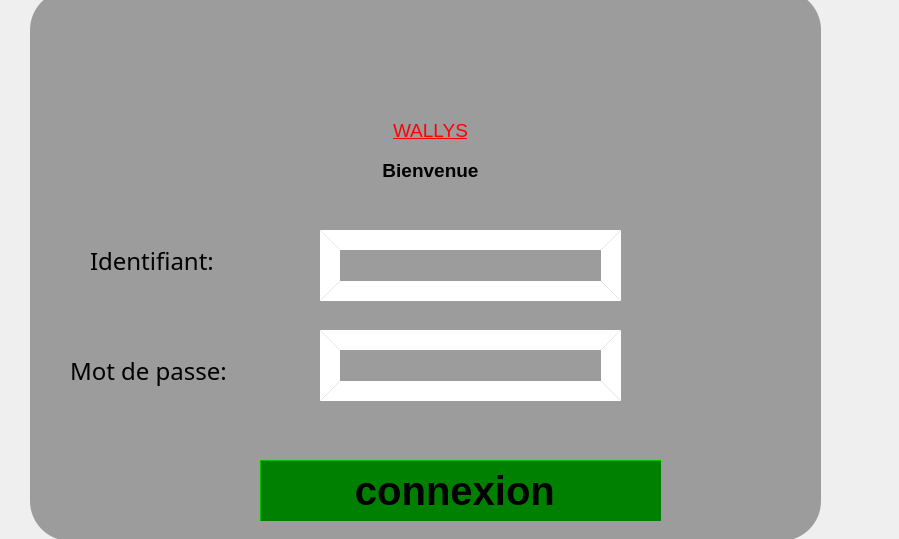
Above: login.ui from yassminezariat/Smart_Factory_2A13 before the change. Below: the same form after it.
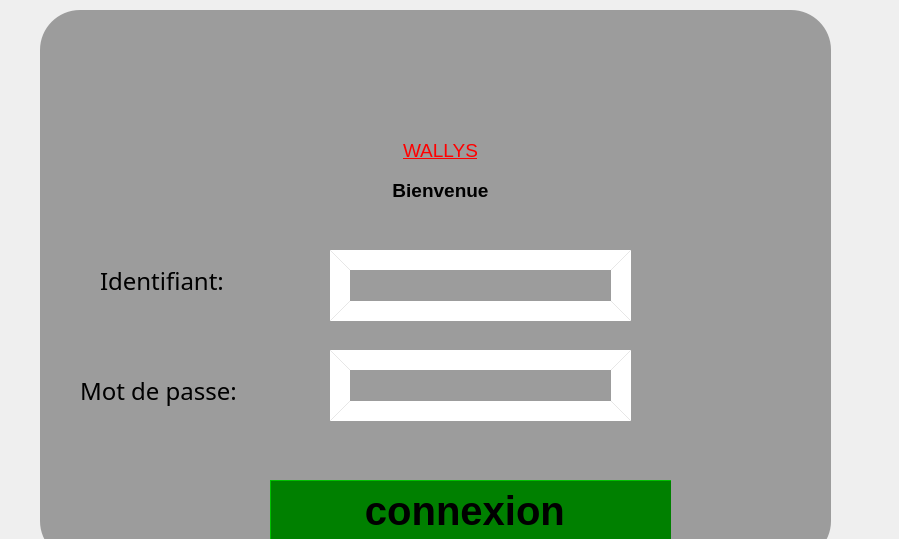
That is the form after the change. Icons and pictures are not drawn.

```diff
--- a/login.ui
+++ b/login.ui
@@ -16,8 +16,8 @@
   <widget class="QFrame" name="frame">
    <property name="geometry">
     <rect>
-     <x>30</x>
-     <y>-10</y>
+     <x>40</x>
+     <y>10</y>
      <width>791</width>
      <height>551</height>
     </rect>
```
